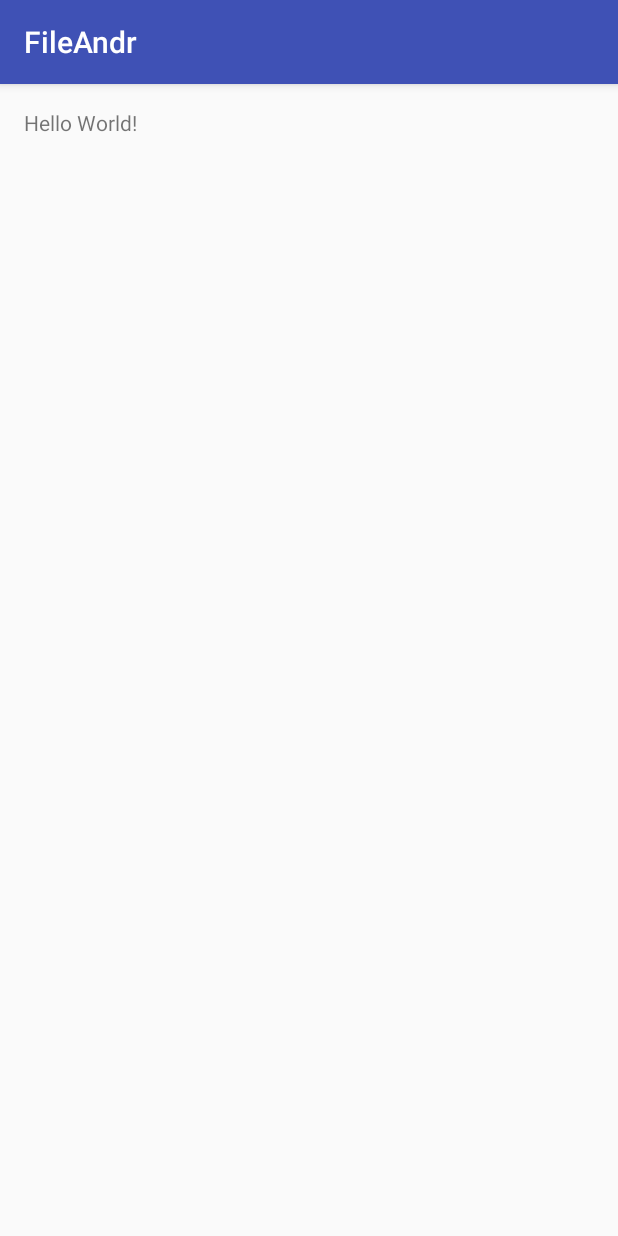
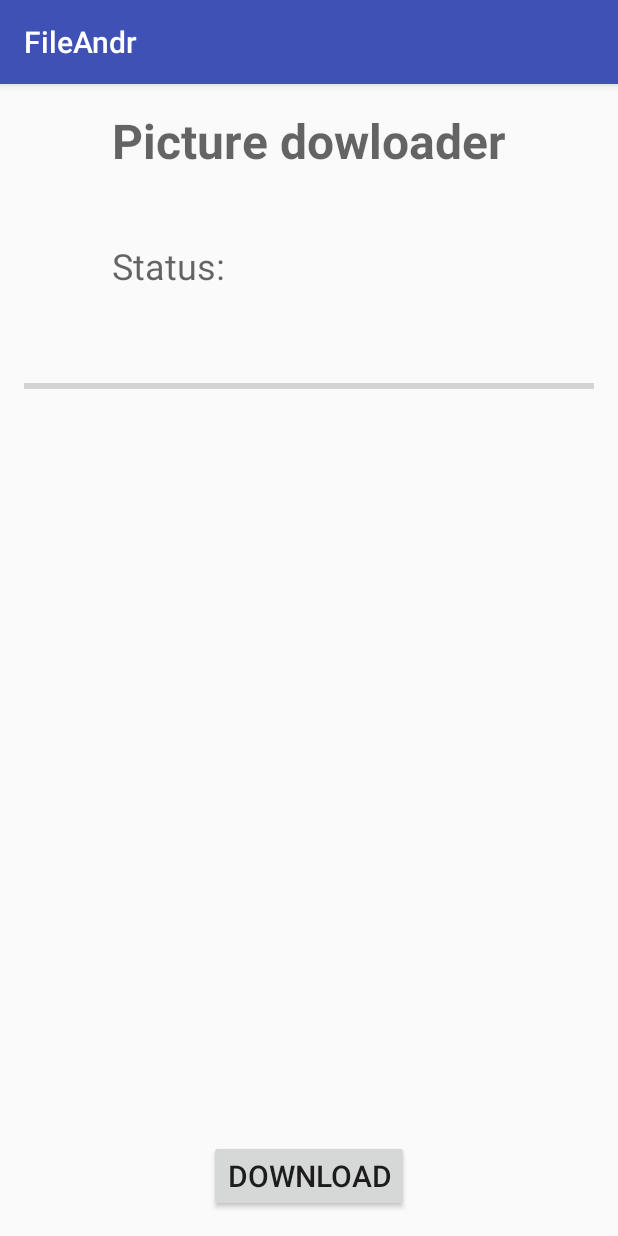
Before and after one commit to lena15n/fileandr, an Android app: the screen it shows after launch (MainActivity), on a phone screen of 412 x 824 dp. Run offline under Robolectric (Android 15) with nearby library versions, the phone set to English and light mode, and no system bars.

Commit message:
Set activity layout

```diff
--- a/FileAndr/app/src/main/res/layout/activity_main.xml
+++ b/FileAndr/app/src/main/res/layout/activity_main.xml
@@ -13,5 +13,42 @@
     <TextView
         android:layout_width="wrap_content"
         android:layout_height="wrap_content"
-        android:text="Hello World!"/>
+        android:textAppearance="?android:attr/textAppearanceMedium"
+        android:text="@string/activity_header_text"
+        android:id="@+id/textView"
+        android:textStyle="bold"
+        android:textSize="@dimen/activity_header_text_size"
+        android:layout_alignParentTop="true"
+        android:layout_centerHorizontal="true"/>
+
+    <TextView
+        android:layout_width="wrap_content"
+        android:layout_height="wrap_content"
+        android:textAppearance="?android:attr/textAppearanceMedium"
+        android:text="@string/status_label_text"
+        android:id="@+id/textView2"
+        android:textSize="@dimen/status_label_text_size"
+        android:layout_below="@+id/textView"
+        android:layout_alignStart="@+id/textView"
+        android:layout_marginTop="@dimen/status_label_margin_top"/>
+
+    <ProgressBar
+        style="?android:attr/progressBarStyleHorizontal"
+        android:layout_width="wrap_content"
+        android:layout_height="wrap_content"
+        android:id="@+id/progressBar"
+        android:layout_below="@+id/textView2"
+        android:layout_alignParentStart="true"
+        android:layout_marginTop="@dimen/progress_bar_margin_top"
+        android:layout_alignParentEnd="true"/>
+
+    <Button
+        android:layout_width="wrap_content"
+        android:layout_height="wrap_content"
+        android:text="@string/download_button_text"
+        android:id="@+id/button"
+        android:layout_alignParentBottom="true"
+        android:layout_centerHorizontal="true"
+        android:textSize="@dimen/download_button_text_size"/>
+
 </RelativeLayout>
--- a/FileAndr/app/src/main/res/values/dimens.xml
+++ b/FileAndr/app/src/main/res/values/dimens.xml
@@ -2,4 +2,10 @@
     <!-- Default screen margins, per the Android Design guidelines. -->
     <dimen name="activity_horizontal_margin">16dp</dimen>
     <dimen name="activity_vertical_margin">16dp</dimen>
+
+    <dimen name="activity_header_text_size">32sp</dimen>
+    <dimen name="status_label_text_size">24sp</dimen>
+    <dimen name="status_label_margin_top">45dp</dimen>
+    <dimen name="progress_bar_margin_top">56dp</dimen>
+    <dimen name="download_button_text_size">20sp</dimen>
 </resources>
--- a/FileAndr/app/src/main/res/values/strings.xml
+++ b/FileAndr/app/src/main/res/values/strings.xml
@@ -1,3 +1,11 @@
 <resources>
     <string name="app_name">FileAndr</string>
+
+    <string name="status_idle">Idle</string>
+    <string name="status_downloading">Downloading</string>
+    <string name="status_downloaded">Downloaded</string>
+
+    <string name="download_button_text">Download</string>
+    <string name="status_label_text">Status: </string>
+    <string name="activity_header_text">Picture dowloader</string>
 </resources>
```
